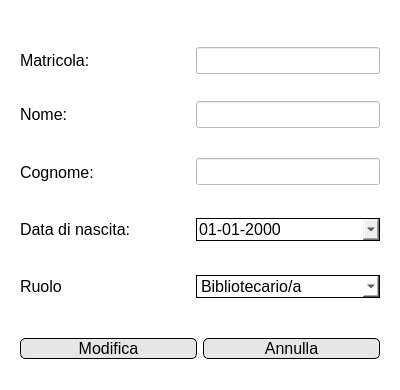
This is View/Amministratore/UI files/modifica amministratore.ui in FrancescoFinizii/Biblioteca-universitaria as Qt 5 draws it before an edit. The edited form follows.
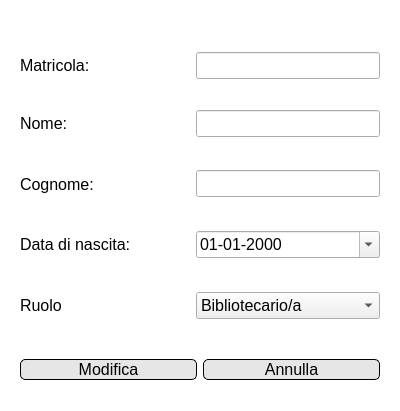
This is the edited form. Icons and pictures are not drawn.

Patch:
```diff
--- a/View/Amministratore/UI files/modifica amministratore.ui
+++ b/View/Amministratore/UI files/modifica amministratore.ui
@@ -7,7 +7,7 @@
     <x>0</x>
     <y>0</y>
     <width>400</width>
-    <height>390</height>
+    <height>411</height>
    </rect>
   </property>
   <property name="windowTitle">
@@ -18,7 +18,18 @@
     <normaloff>../Resources/logo.png</normaloff>../Resources/logo.png</iconset>
   </property>
   <property name="styleSheet">
-   <string notr="true">background-color: rgb(255, 255, 255);</string>
+   <string notr="true">QDialog#Dialog {
+background-color: rgb(255, 255, 255);
+}
+QPushButton {
+	border: 1px solid;
+	background-color:rgb(230, 230, 230);
+	border-radius: 5px;
+	border-color: rgb(0, 0, 0);
+}
+QPushButton:hover {
+	background-color: rgb(207, 207, 207);
+}</string>
   </property>
   <layout class="QVBoxLayout" name="verticalLayout">
    <item>
@@ -49,7 +60,7 @@
        <widget class="QLabel" name="errorLabel">
         <property name="font">
          <font>
-          <pointsize>10</pointsize>
+          <pointsize>12</pointsize>
          </font>
         </property>
         <property name="styleSheet">
@@ -208,10 +219,6 @@
           <pointsize>12</pointsize>
          </font>
         </property>
-        <property name="styleSheet">
-         <string notr="true">border: 1px solid;
-background-color:None;</string>
-        </property>
         <property name="readOnly">
          <bool>false</bool>
         </property>
@@ -277,9 +284,6 @@
           <pointsize>12</pointsize>
          </font>
         </property>
-        <property name="styleSheet">
-         <string notr="true">border: 1px solid;</string>
-        </property>
         <property name="currentText">
          <string notr="true">Bibliotecario/a</string>
         </property>
@@ -325,17 +329,6 @@
           <pointsize>12</pointsize>
          </font>
         </property>
-        <property name="styleSheet">
-         <string notr="true">QPushButton#modificaButton {
-	border: 1px solid;
-	background-color:rgb(230, 230, 230);
-	border-radius: 5px;
-	border-color: rgb(0, 0, 0);
-}
-QPushButton#modificaButton:hover {
-	background-color: rgb(207, 207, 207);
-}</string>
-        </property>
         <property name="text">
          <string>Modifica</string>
         </property>
@@ -352,17 +345,6 @@
           <pointsize>12</pointsize>
          </font>
         </property>
-        <property name="styleSheet">
-         <string notr="true">QPushButton#annullaButton {
-	border: 1px solid;
-	background-color:rgb(230, 230, 230);
-	border-radius: 5px;
-	border-color: rgb(0, 0, 0);
-}
-QPushButton#annullaButton:hover {
-	background-color: rgb(207, 207, 207);
-}</string>
-        </property>
         <property name="text">
          <string>Annulla</string>
         </property>
```
